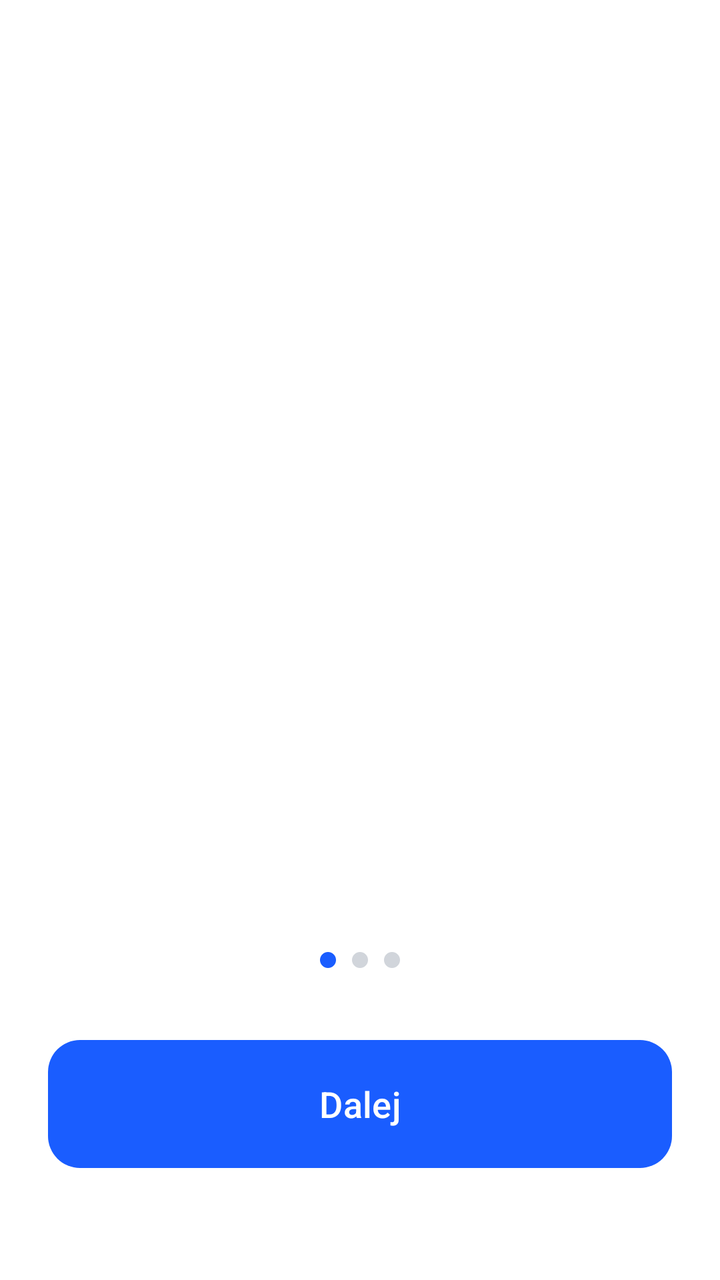
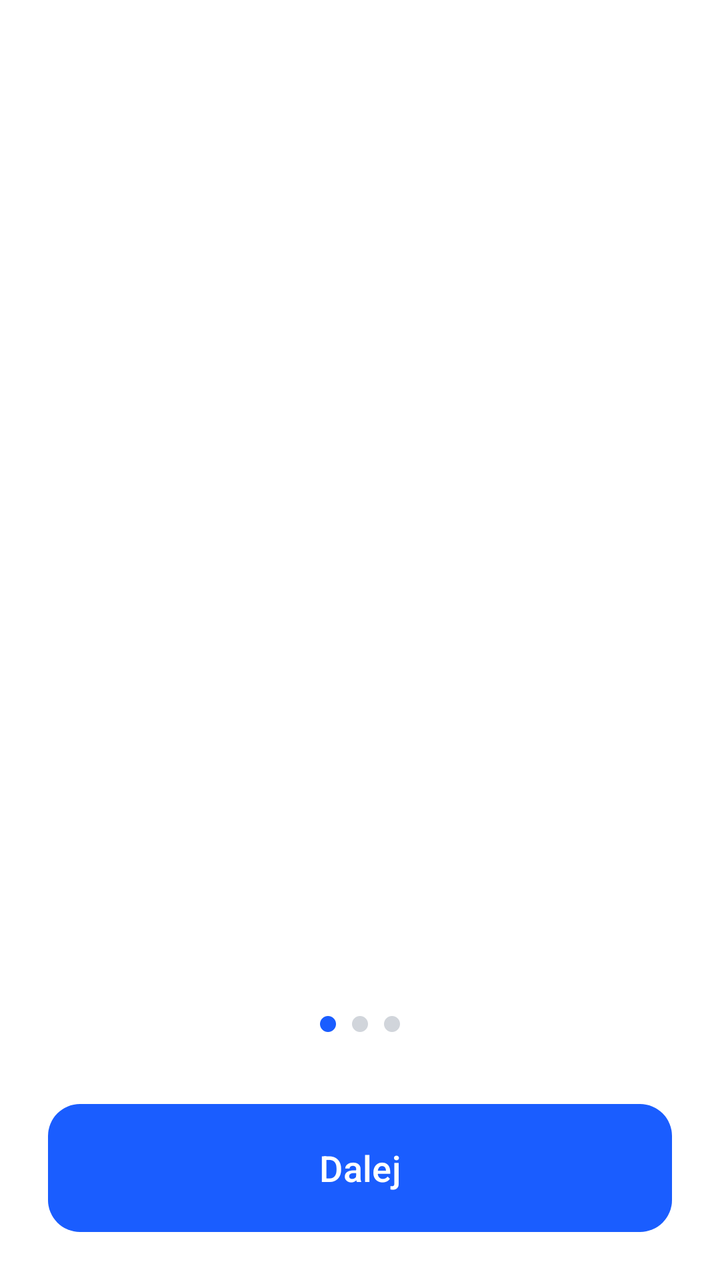

An Android layout rendered at two revisions. The XML below is the earlier revision; the diff shows what the commit changed to produce the second picture.
<!-- AndroidManifest.xml: application theme Theme.Fitnessapp -->
<!-- res/layout/activity_onboarding.xml -->
<?xml version="1.0" encoding="utf-8"?>
<androidx.constraintlayout.widget.ConstraintLayout xmlns:android="http://schemas.android.com/apk/res/android"
    xmlns:app="http://schemas.android.com/apk/res-auto"
    android:id="@+id/onboarding_root"
    android:layout_width="match_parent"
    android:layout_height="match_parent"
    android:background="@color/white"
    android:padding="24dp">

    <androidx.viewpager2.widget.ViewPager2
        android:id="@+id/viewPager"
        android:layout_width="match_parent"
        android:layout_height="0dp"
        app:layout_constraintBottom_toTopOf="@id/dots_container"
        app:layout_constraintTop_toTopOf="parent" />

    <LinearLayout
        android:id="@+id/dots_container"
        android:layout_width="wrap_content"
        android:layout_height="wrap_content"
        android:layout_marginBottom="32dp"
        android:orientation="horizontal"
        app:layout_constraintBottom_toTopOf="@id/btn_next"
        app:layout_constraintEnd_toEndOf="parent"
        app:layout_constraintStart_toStartOf="parent">

        <View
            android:id="@+id/dot1"
            android:layout_width="8dp"
            android:layout_height="8dp"
            android:layout_margin="4dp"
            android:background="@drawable/bg_button_primary" />

        <View
            android:id="@+id/dot2"
            android:layout_width="8dp"
            android:layout_height="8dp"
            android:layout_margin="4dp"
            android:background="@drawable/bg_button_primary"
            android:backgroundTint="@color/gray_dot" />

        <View
            android:id="@+id/dot3"
            android:layout_width="8dp"
            android:layout_height="8dp"
            android:layout_margin="4dp"
            android:background="@drawable/bg_button_primary"
            android:backgroundTint="@color/gray_dot" />
    </LinearLayout>

    <Button
        android:id="@+id/btn_next"
        android:layout_width="match_parent"
        android:layout_height="64dp"
        android:layout_marginBottom="32dp"
        android:background="@drawable/bg_button_primary"
        android:text="@string/next"
        android:textAllCaps="false"
        android:textColor="@color/white"
        android:textSize="18sp"
        app:backgroundTint="@null"
        app:layout_constraintBottom_toBottomOf="parent" />

</androidx.constraintlayout.widget.ConstraintLayout>
<!-- resources referenced by this layout -->
<resources>
  <color name="gray_dot">#D1D5DB</color>
  <color name="white">#FFFFFFFF</color>
  <!-- drawable bg_button_primary (drawable) -->
  <shape xmlns:android="http://schemas.android.com/apk/res/android"
      android:shape="rectangle">
      <solid android:color="@color/blue_primary" />
      <corners android:radius="16dp" />
  </shape>
  <string name="next">Dalej</string>
  <style name="Theme.Fitnessapp" parent="Base.Theme.Fitnessapp" />
  <color name="blue_primary">#1A5DFF</color>
  <style name="Base.Theme.Fitnessapp" parent="Theme.Material3.DayNight.NoActionBar">
          
          
      </style>
</resources>

<!-- the commit's change to res/layout/activity_onboarding.xml (unified diff, before → after) -->
@@ -4,13 +4,13 @@
     android:id="@+id/onboarding_root"
     android:layout_width="match_parent"
     android:layout_height="match_parent"
-    android:background="@color/white"
-    android:padding="24dp">
+    android:background="@color/white">
 
     <androidx.viewpager2.widget.ViewPager2
         android:id="@+id/viewPager"
         android:layout_width="match_parent"
         android:layout_height="0dp"
+        android:orientation="horizontal"
         app:layout_constraintBottom_toTopOf="@id/dots_container"
         app:layout_constraintTop_toTopOf="parent" />
 
@@ -52,7 +52,7 @@
         android:id="@+id/btn_next"
         android:layout_width="match_parent"
         android:layout_height="64dp"
-        android:layout_marginBottom="32dp"
+        android:layout_margin="24dp"
         android:background="@drawable/bg_button_primary"
         android:text="@string/next"
         android:textAllCaps="false"
